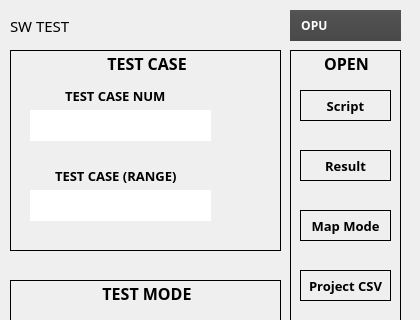
The window that SwTestAuto/Qt/static/ui/SwTestQt.ui (yongheelee87/DevEnv) describes before a commit, drawn with Qt 5; both pictures show x 0 to 420 and y 0 to 320 of the 420 by 875 pixel window.
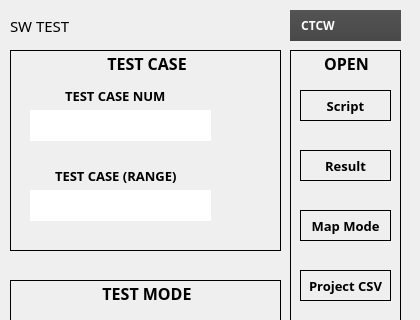
The same window after the commit. Icons and pictures are not drawn.

Diff of the .ui file:
```diff
--- a/SwTestAuto/Qt/static/ui/SwTestQt.ui
+++ b/SwTestAuto/Qt/static/ui/SwTestQt.ui
@@ -745,7 +745,7 @@
    </property>
    <item>
     <property name="text">
-     <string>  OPU</string>
+     <string>  CTCW</string>
     </property>
    </item>
    <item>
```
